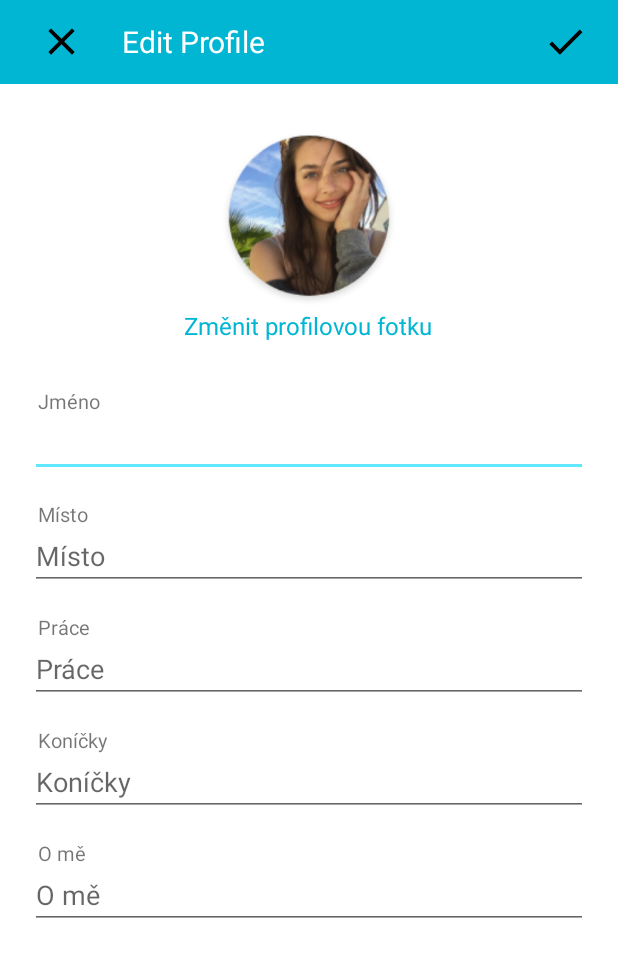
After one commit to DavidHerel/Tlappka, an Android app: the EditProfileActivity screen opened directly, with no data from a screen before it, on a phone screen of 412 x 824 dp. The commit adds this screen. Shown: the top 957 px of the screen. Run offline under Robolectric (Android 15) with nearby library versions, the phone set to English and light mode, and no system bars; our stand-ins replace Firebase (no records; nobody signed in at launch, a user with empty details on screens opened directly); Roboto replaces fonts that are not available here.

Commit message:
Database profile added

```diff
--- a/src/app/build.gradle
+++ b/src/app/build.gradle
@@ -14,6 +14,7 @@ android {
         versionCode 1
         versionName "1.0"
 
+        multiDexEnabled true
         testInstrumentationRunner "androidx.test.runner.AndroidJUnitRunner"
     }
 
@@ -69,4 +70,8 @@ dependencies {
 
     implementation 'com.google.android.gms:play-services-auth:17.0.0'
 
+    implementation 'com.google.firebase:firebase-database:19.3.0'
+
+    implementation 'com.android.support:multidex:1.0.3'
+
 }
--- a/src/app/src/main/java/cz/cvut/fel/tlappka/MainActivity.kt
+++ b/src/app/src/main/java/cz/cvut/fel/tlappka/MainActivity.kt
@@ -107,7 +107,7 @@ class MainActivity : AppCompatActivity() {
 //                super.onOptionsItemSelected(item)
 //    }
 
-    private fun replaceFragment(fragment: Fragment) {
+    fun replaceFragment(fragment: Fragment) {
         val fragmentTransaction = supportFragmentManager.beginTransaction()
         fragmentTransaction.replace(R.id.container, fragment)
 //        fragmentTransaction.addToBackStack(null)
--- a/src/app/src/main/java/cz/cvut/fel/tlappka/login/RegisterActivity.kt
+++ b/src/app/src/main/java/cz/cvut/fel/tlappka/login/RegisterActivity.kt
@@ -14,8 +14,11 @@ import android.widget.Toast
 import androidx.appcompat.app.AppCompatActivity
 import com.google.android.gms.tasks.OnCompleteListener
 import com.google.firebase.auth.FirebaseAuth
+import com.google.firebase.database.FirebaseDatabase
 import cz.cvut.fel.tlappka.MainActivity
 import cz.cvut.fel.tlappka.R
+import cz.cvut.fel.tlappka.model.User
+import java.util.*
 
 /*
 Activity which is hadnling registers
@@ -67,7 +70,7 @@ class RegisterActivity : AppCompatActivity() {
             onSignupFailed()
             return
         }
-        _signupButton?.setEnabled(false)
+        //_signupButton?.setEnabled(false)
 
         //Fancy rogress bar
         val progressDialog = ProgressDialog(
@@ -89,7 +92,20 @@ class RegisterActivity : AppCompatActivity() {
                 // depending on success
                 auth.createUserWithEmailAndPassword(email, password).addOnCompleteListener(this, OnCompleteListener{ task ->
                     if(task.isSuccessful){
-                        Toast.makeText(this, "Registrace proběhla úspěšně", Toast.LENGTH_LONG).show()
+
+                        val user = User(name, Date(), "", email, "", "", "");
+                        FirebaseDatabase.getInstance().getReference("Users")
+                            .child(FirebaseAuth.getInstance().currentUser!!.uid)
+                            .setValue(user).addOnCompleteListener {
+                                if (task.isSuccessful){
+                                    Toast.makeText(this, "Zapsano do db", Toast.LENGTH_LONG).show()
+                                }else{
+                                    Toast.makeText(this, "Nezapsano do db", Toast.LENGTH_LONG).show()
+                                }
+                            };
+
+
+                        //Toast.makeText(this, "Registrace proběhla úspěšně", Toast.LENGTH_LONG).show()
                         val intent = Intent(this, MainActivity::class.java)
                         startActivity(intent)
                         finish()
--- /dev/null
+++ b/src/app/src/main/java/cz/cvut/fel/tlappka/model/User.kt
@@ -0,0 +1,6 @@
+package cz.cvut.fel.tlappka.model
+
+import java.util.*
+
+data class User (val name : String = "", val birthDate : Date = Date(), val place : String = "", val email : String = "", val hobbies : String = "",
+                 val about : String = "", val job : String = "")
--- /dev/null
+++ b/src/app/src/main/java/cz/cvut/fel/tlappka/profile/EditProfileActivity.kt
@@ -0,0 +1,73 @@
+package cz.cvut.fel.tlappka.profile
+
+import androidx.appcompat.app.AppCompatActivity
+import android.os.Bundle
+import android.view.View
+import android.widget.TextView
+import android.widget.Toast
+import androidx.appcompat.widget.Toolbar
+import com.google.firebase.auth.FirebaseAuth
+import com.google.firebase.database.DataSnapshot
+import com.google.firebase.database.DatabaseError
+import com.google.firebase.database.FirebaseDatabase
+import com.google.firebase.database.ValueEventListener
+
+import cz.cvut.fel.tlappka.R
+import cz.cvut.fel.tlappka.model.User
+import kotlinx.android.synthetic.main.activity_content_profile.*
+import kotlinx.android.synthetic.main.activity_edit_profile.*
+import kotlinx.android.synthetic.main.top_profile_edit_toolbar.*
+
+class EditProfileActivity : AppCompatActivity() {
+
+
+    override fun onCreate(savedInstanceState: Bundle?) {
+        super.onCreate(savedInstanceState)
+        setContentView(R.layout.activity_edit_profile)
+
+        setSupportActionBar(findViewById(R.id.profileEditToolBar));
+
+        fillTexts();
+    }
+
+    fun fillTexts(){
+        FirebaseDatabase.getInstance().getReference("Users")
+            .child(FirebaseAuth.getInstance().currentUser!!.uid)
+            .addListenerForSingleValueEvent(object : ValueEventListener {
+
+                override fun onCancelled(p0: DatabaseError) {
+                }
+
+                override fun onDataChange(p0: DataSnapshot) {
+                    val user = p0.getValue(User::class.java);
+                    val test = user?.name;
+                    usernameProfileEdit.setText(test);
+                    placeProfileEdit.setText(user?.place);
+                    hobbiesProfileEdit.setText(user?.hobbies);
+                    jobProfileEdit.setText(user?.job);
+                    aboutProfileEdit.setText(user?.about);
+
+                }
+            })
+    }
+
+    fun cancelEditProfileButton(view: View) {
+        finish();
+    }
+    //save data
+    fun doneEditProfileButton(view: View) {
+        FirebaseDatabase.getInstance().getReference("Users").child(FirebaseAuth.getInstance().currentUser!!.uid)
+            .child("about").setValue(aboutProfileEdit.text.toString());
+        FirebaseDatabase.getInstance().getReference("Users").child(FirebaseAuth.getInstance().currentUser!!.uid)
+            .child("hobbies").setValue(hobbiesProfileEdit.text.toString());
+        FirebaseDatabase.getInstance().getReference("Users").child(FirebaseAuth.getInstance().currentUser!!.uid)
+            .child("job").setValue(jobProfileEdit.text.toString());
+        FirebaseDatabase.getInstance().getReference("Users").child(FirebaseAuth.getInstance().currentUser!!.uid)
+            .child("name").setValue(usernameProfileEdit.text.toString());
+        FirebaseDatabase.getInstance().getReference("Users").child(FirebaseAuth.getInstance().currentUser!!.uid)
+            .child("place").setValue(placeProfileEdit.text.toString());
+
+        Toast.makeText(this, "Změny uloženy", Toast.LENGTH_LONG).show()
+        finish();
+    }
+}
--- a/src/app/src/main/java/cz/cvut/fel/tlappka/profile/ProfileFragment.kt
+++ b/src/app/src/main/java/cz/cvut/fel/tlappka/profile/ProfileFragment.kt
@@ -1,16 +1,25 @@
 package cz.cvut.fel.tlappka.profile
 
+import android.content.Intent
 import android.os.Bundle
-import androidx.fragment.app.Fragment
 import android.view.LayoutInflater
 import android.view.View
 import android.view.ViewGroup
+import androidx.fragment.app.Fragment
 import androidx.recyclerview.widget.LinearLayoutManager
+import com.google.firebase.auth.FirebaseAuth
+import com.google.firebase.database.DataSnapshot
+import com.google.firebase.database.DatabaseError
+import com.google.firebase.database.FirebaseDatabase
+import com.google.firebase.database.ValueEventListener
 import cz.cvut.fel.tlappka.R
 import cz.cvut.fel.tlappka.home.PostsAdapter
 import cz.cvut.fel.tlappka.home.model.Post
-import kotlinx.android.synthetic.main.activity_content_home.*
+import cz.cvut.fel.tlappka.model.User
 import kotlinx.android.synthetic.main.activity_content_profile.*
+import kotlinx.android.synthetic.main.activity_edit_profile.*
+import kotlinx.android.synthetic.main.top_profile_edit_toolbar.*
+
 
 /**
  * A simple [Fragment] subclass.
@@ -35,6 +44,49 @@ class ProfileFragment : Fragment() {
 
         recyclerViewProfile.layoutManager = LinearLayoutManager(activity)
         recyclerViewProfile.adapter = PostsAdapter(posts, activity!!.applicationContext)
+
+        FirebaseDatabase.getInstance().getReference("Users")
+            .child(FirebaseAuth.getInstance().currentUser!!.uid)
+            .addListenerForSingleValueEvent(object : ValueEventListener {
+
+                override fun onCancelled(p0: DatabaseError) {
+                }
+
+                override fun onDataChange(p0: DataSnapshot) {
+                    val user = p0.getValue(User::class.java);
+                    val test = user?.name;
+                    nameTextView.setText(test);
+                }
+            })
+
+        //listener on edit
+        changeProfileButton.setOnClickListener(View.OnClickListener {
+            val intent = Intent(activity, EditProfileActivity::class.java)
+            startActivity(intent)
+        })
+
+        fillTexts();
+    }
+
+    fun fillTexts(){
+        FirebaseDatabase.getInstance().getReference("Users")
+            .child(FirebaseAuth.getInstance().currentUser!!.uid)
+            .addListenerForSingleValueEvent(object : ValueEventListener {
+
+                override fun onCancelled(p0: DatabaseError) {
+                }
+
+                override fun onDataChange(p0: DataSnapshot) {
+                    val user = p0.getValue(User::class.java);
+                    val test = user?.name;
+                    nameTextView.setText(test);
+                    profilePlace.setText(user?.place);
+                    profileHobbies.setText(user?.hobbies);
+                    profileJob.setText(user?.job);
+                    profileAbout.setText(user?.about);
+
+                }
+            })
     }
 
 
--- /dev/null
+++ b/src/app/src/main/res/drawable-v24/cancel_icon.xml
@@ -0,0 +1,13 @@
+<?xml version="1.0" encoding="utf-8"?>
+<vector xmlns:android="http://schemas.android.com/apk/res/android"
+    android:width="24dp"
+    android:height="24dp"
+    android:viewportWidth="24"
+    android:viewportHeight="24">
+
+    <path
+        android:fillColor="#000000"
+        android:pathData="M19 6.41L17.59 5 12 10.59 6.41 5 5 6.41 10.59 12 5 17.59 6.41 19 12 13.41 17.59 19 19 17.59 13.41 12z" />
+    <path
+        android:pathData="M0 0h24v24H0z" />
+</vector>
--- /dev/null
+++ b/src/app/src/main/res/drawable-v24/done_icon.xml
@@ -0,0 +1,13 @@
+<?xml version="1.0" encoding="utf-8"?>
+<vector xmlns:android="http://schemas.android.com/apk/res/android"
+    android:width="24dp"
+    android:height="24dp"
+    android:viewportWidth="24"
+    android:viewportHeight="24">
+
+    <path
+        android:pathData="M0 0h24v24H0z" />
+    <path
+        android:fillColor="#000000"
+        android:pathData="M9 16.2L4.8 12l-1.4 1.4L9 19 21 7l-1.4-1.4L9 16.2z" />
+</vector>
--- /dev/null
+++ b/src/app/src/main/res/drawable/cancel_icon.xml
@@ -0,0 +1,13 @@
+<?xml version="1.0" encoding="utf-8"?>
+<vector xmlns:android="http://schemas.android.com/apk/res/android"
+    android:width="24dp"
+    android:height="24dp"
+    android:viewportWidth="24"
+    android:viewportHeight="24">
+
+    <path
+        android:fillColor="#000000"
+        android:pathData="M19 6.41L17.59 5 12 10.59 6.41 5 5 6.41 10.59 12 5 17.59 6.41 19 12 13.41 17.59 19 19 17.59 13.41 12z" />
+    <path
+        android:pathData="M0 0h24v24H0z" />
+</vector>
--- /dev/null
+++ b/src/app/src/main/res/drawable/done_icon.xml
@@ -0,0 +1,13 @@
+<?xml version="1.0" encoding="utf-8"?>
+<vector xmlns:android="http://schemas.android.com/apk/res/android"
+    android:width="24dp"
+    android:height="24dp"
+    android:viewportWidth="24"
+    android:viewportHeight="24">
+
+    <path
+        android:pathData="M0 0h24v24H0z" />
+    <path
+        android:fillColor="#000000"
+        android:pathData="M9 16.2L4.8 12l-1.4 1.4L9 19 21 7l-1.4-1.4L9 16.2z" />
+</vector>
--- a/src/app/src/main/res/layout/activity_content_profile.xml
+++ b/src/app/src/main/res/layout/activity_content_profile.xml
@@ -31,7 +31,7 @@
         android:layout_marginTop="10dp"
         android:layout_marginStart="15dp"
         app:layout_constraintTop_toTopOf="parent"
-        android:text="Eliška Mášková"
+        android:text=""
         android:textStyle="bold"
         android:textSize="22sp"
         android:textColor="#000000"
@@ -86,17 +86,30 @@
         app:layout_constraintStart_toEndOf="@id/petOne"
         app:layout_constraintTop_toBottomOf="@id/addPhotoIcon"/>
 
+    <com.google.android.material.button.MaterialButton
+        android:layout_width="match_parent"
+        android:layout_marginStart="40dp"
+        android:layout_marginEnd="40dp"
+        android:textSize="12sp"
+        android:layout_marginTop="10dp"
+        android:layout_height="40dp"
+        app:layout_constraintStart_toStartOf="parent"
+        app:layout_constraintEnd_toEndOf="parent"
+        android:text="@string/profile_edit_profile"
+        app:layout_constraintTop_toBottomOf="@id/profileIcon"
+        android:id="@+id/changeProfileButton"/>
+
 
     <LinearLayout
         android:background="@drawable/layout_bg"
         android:layout_marginStart="10dp"
         android:layout_marginEnd="10dp"
         android:id="@+id/profileInfo"
-        android:layout_marginTop="30dp"
+        android:layout_marginTop="20dp"
         app:layout_constraintStart_toStartOf="parent"
         app:layout_constraintEnd_toEndOf="parent"
         android:orientation="vertical"
-        app:layout_constraintTop_toBottomOf="@id/profileIcon"
+        app:layout_constraintTop_toBottomOf="@id/changeProfileButton"
         android:layout_width="match_parent"
         android:layout_height="wrap_content">
 
@@ -119,10 +132,10 @@
                 android:textStyle="bold"
                 android:layout_width="wrap_content"
                 android:layout_height="wrap_content"
-                android:text="Praha"/>
+                android:text=""/>
                 />
         </LinearLayout>
-
+<!--
         <LinearLayout
             android:layout_marginTop="10dp"
             android:layout_width="wrap_content"
@@ -145,7 +158,7 @@
                 android:text="22 let"/>
             />
         </LinearLayout>
-
+-->
         <LinearLayout
             android:layout_marginTop="10dp"
             android:layout_width="wrap_content"
@@ -165,7 +178,7 @@
                 android:id="@+id/profileJob"
                 android:layout_width="wrap_content"
                 android:layout_height="wrap_content"
-                android:text="editorka časopisu Svět zvířat"/>
+                android:text=""/>
             />
         </LinearLayout>
 
@@ -188,7 +201,7 @@
                 android:textStyle="bold"
                 android:layout_width="wrap_content"
                 android:layout_height="wrap_content"
-                android:text="procházky s pejsky, běh, turistika, cestování"/>
+                android:text=""/>
             />
         </LinearLayout>
 
@@ -197,11 +210,8 @@
             android:layout_width="match_parent"
             android:layout_height="match_parent"
             android:textColor="#000000"
-            android:id="@+id/profileDescription"
-            android:text="Jsem hrdou majitelkou tří krásných pejsků a malého miláčka
-křečka. Kdykoli to jde, vyrážíme na outdoor dobrodružství do
-přírody, na cvičák nebo jen tak do parku. Rádi potkáme
-podobně naladěné fajn lidské i psí kamarády."/>
+            android:id="@+id/profileAbout"
+            android:text=""/>
 
 
     </LinearLayout>
--- /dev/null
+++ b/src/app/src/main/res/layout/activity_edit_profile.xml
@@ -0,0 +1,181 @@
+<?xml version="1.0" encoding="utf-8"?>
+<RelativeLayout
+    xmlns:android="http://schemas.android.com/apk/res/android"
+    xmlns:tools="http://schemas.android.com/tools"
+    android:layout_width="match_parent"
+    android:layout_height="match_parent"
+    android:id="@+id/relativeEdit1"
+    tools:context=".profile.EditProfileActivity">
+
+    <include layout="@layout/top_profile_edit_toolbar"/>
+
+    <ScrollView android:layout_width="match_parent"
+        android:layout_height="match_parent"
+        android:layout_marginTop="56dp"
+        android:layout_below="@id/relativeEdit1">
+
+    <RelativeLayout
+        android:layout_width="match_parent"
+        android:layout_height="wrap_content"
+        android:background="@color/colorWhite"
+        android:padding="20dp">
+
+
+        <ImageView
+            android:layout_width="120dp"
+            android:layout_height="120dp"
+            android:id="@+id/profile_photo"
+            android:layout_marginTop="10dp"
+            android:src="@drawable/profile_icon_example"
+            android:layout_centerHorizontal="true"/>
+
+        <TextView
+            android:layout_width="wrap_content"
+            android:layout_height="wrap_content"
+            android:text="Změnit profilovou fotku"
+            android:id="@+id/changeProfilePhoto"
+            android:layout_below="@+id/profile_photo"
+            android:layout_centerHorizontal="true"
+            android:textColor="@color/colorPrimary"
+            android:textSize="16sp"/>
+
+
+
+        <RelativeLayout
+            android:layout_width="match_parent"
+            android:layout_height="60dp"
+            android:layout_below="@+id/changeProfilePhoto"
+            android:layout_marginTop="30dp"
+            android:id="@+id/relLayout1">
+            <TextView
+                android:id="@+id/edit_text_name"
+                android:layout_width="wrap_content"
+                android:layout_marginStart="5dp"
+                android:layout_height="wrap_content"
+                android:textSize="13sp"
+                android:text="Jméno"/>
+
+            <com.google.android.material.textfield.TextInputEditText
+                android:layout_below="@id/edit_text_name"
+                android:layout_width="match_parent"
+                android:layout_height="wrap_content"
+                android:id="@+id/usernameProfileEdit"
+                android:layout_centerVertical="true"
+                android:inputType="text" />
+
+        </RelativeLayout>
+
+        <RelativeLayout
+            android:layout_width="match_parent"
+            android:layout_height="60dp"
+            android:layout_below="@+id/relLayout1"
+            android:id="@+id/relLayout2"
+            android:layout_marginTop="15dp">
+
+            <TextView
+                android:id="@+id/edit_text_place"
+                android:layout_width="wrap_content"
+                android:layout_height="wrap_content"
+                android:layout_marginStart="5dp"
+                android:textSize="13sp"
+                android:text="Místo"/>
+
+            <EditText
+                android:layout_width="match_parent"
+                android:layout_height="wrap_content"
+                android:id="@+id/placeProfileEdit"
+                android:layout_centerVertical="true"
+                android:layout_below="@id/edit_text_place"
+                android:inputType="textNoSuggestions"
+                android:hint="Místo"/>
+
+        </RelativeLayout>
+
+
+        <RelativeLayout
+            android:layout_width="match_parent"
+            android:layout_height="60dp"
+            android:layout_below="@+id/relLayout2"
+            android:id="@+id/relLayout3"
+            android:layout_marginTop="15dp">
+
+            <TextView
+                android:id="@+id/edit_text_job"
+                android:layout_width="wrap_content"
+                android:layout_height="wrap_content"
+                android:layout_marginStart="5dp"
+                android:textSize="13sp"
+                android:text="Práce"/>
+
+            <EditText
+                android:layout_below="@id/edit_text_job"
+                android:layout_width="match_parent"
+                android:layout_height="wrap_content"
+                android:id="@+id/jobProfileEdit"
+                android:layout_centerVertical="true"
+                android:inputType="textNoSuggestions"
+                android:hint="Práce"/>
+
+        </RelativeLayout>
+
+
+        <RelativeLayout
+            android:layout_width="match_parent"
+            android:layout_height="60dp"
+            android:layout_below="@+id/relLayout3"
+            android:id="@+id/relLayout4"
+            android:layout_marginTop="15dp">
+
+            <TextView
+                android:id="@+id/edit_text_hobbies"
+                android:layout_width="wrap_content"
+                android:layout_height="wrap_content"
+                android:textSize="13sp"
+                android:layout_marginStart="5dp"
+                android:text="Koníčky"/>
+
+            <EditText
+                android:layout_width="match_parent"
+                android:layout_height="wrap_content"
+                android:id="@+id/hobbiesProfileEdit"
+                android:layout_centerVertical="true"
+                android:layout_below="@id/edit_text_hobbies"
+                android:inputType="textNoSuggestions"
+                android:hint="Koníčky"/>
+
+        </RelativeLayout>
+
+        <RelativeLayout
+            android:layout_width="match_parent"
+            android:layout_height="60dp"
+            android:layout_below="@+id/relLayout4"
+            android:id="@+id/relLayout5"
+            android:layout_marginTop="15dp">
+
+            <TextView
+                android:layout_marginStart="5dp"
+                android:id="@+id/edit_text_about"
+                android:layout_width="wrap_content"
+                android:layout_height="wrap_content"
+                android:textSize="13sp"
+                android:text="O mě"/>
+
+            <EditText
+                android:layout_width="match_parent"
+                android:layout_height="200dp"
+                android:id="@+id/aboutProfileEdit"
+                android:layout_below="@id/edit_text_about"
+                android:layout_centerVertical="true"
+                android:lines="3"
+                android:minLines="3"
+                android:maxLines="6"
+                android:hint="O mě"/>
+
+        </RelativeLayout>
+
+    </RelativeLayout>
+
+
+    </ScrollView>
+
+</RelativeLayout>
--- /dev/null
+++ b/src/app/src/main/res/layout/top_profile_edit_toolbar.xml
@@ -0,0 +1,52 @@
+<?xml version="1.0" encoding="utf-8"?>
+<com.google.android.material.appbar.MaterialToolbar
+    xmlns:android="http://schemas.android.com/apk/res/android"
+    xmlns:app="http://schemas.android.com/apk/res-auto"
+    android:layout_width="match_parent"
+    android:background="@color/colorPrimary"
+    android:layout_height="56dp"
+    android:id="@+id/profileEditToolBar"
+    android:theme="@style/ThemeOverlay.AppCompat.Dark.ActionBar"
+    app:popupTheme="@style/ThemeOverlay.AppCompat.Light">
+
+        <RelativeLayout
+            android:layout_width="match_parent"
+            android:layout_height="match_parent">
+
+            <ImageView
+                android:layout_width="30dp"
+                android:layout_height="30dp"
+                android:layout_marginStart="10dp"
+                android:layout_marginEnd="20dp"
+                android:layout_centerVertical="true"
+                android:onClick="cancelEditProfileButton"
+                android:id="@+id/backArrow"
+                android:src="@drawable/cancel_icon"/>
+
+            <TextView
+                android:layout_toRightOf="@+id/backArrow"
+                android:layout_width="wrap_content"
+                android:layout_height="wrap_content"
+                android:layout_centerVertical="true"
+                android:text="Edit Profile"
+                android:textSize="20sp"
+                android:textColor="@color/colorWhite"
+                android:layout_marginStart="5dp"
+                android:id="@+id/profileName"/>
+
+            <ImageView
+                android:layout_width="30dp"
+                android:layout_height="30dp"
+                android:layout_marginStart="10dp"
+                android:layout_marginEnd="20dp"
+                android:layout_centerVertical="true"
+                android:onClick="doneEditProfileButton"
+                android:id="@+id/saveChanges"
+                android:src="@drawable/done_icon"
+                android:layout_alignParentRight="true"/>
+
+
+        </RelativeLayout>
+
+
+</com.google.android.material.appbar.MaterialToolbar>
--- a/src/app/src/main/res/values/strings.xml
+++ b/src/app/src/main/res/values/strings.xml
@@ -82,4 +82,7 @@ A SVÉ MAZLÍČKY</string>
     <string name="faq">FAQ</string>
     <string name="contact_us">CONTACT US</string>
 
+    <!-- Profile titles -->
+
+    <string name="profile_edit_profile">Upravit profil</string>
 </resources>
```
Also changed, not shown: src/app/src/main/AndroidManifest.xml (+6 -4 lines), src/app/src/main/res/drawable-v24/ic_backarrow.png (added), src/app/src/main/res/drawable-v24/ic_checkmark.png (added), src/app/src/main/res/drawable/ic_backarrow.png (added), src/app/src/main/res/drawable/ic_checkmark.png (added).
